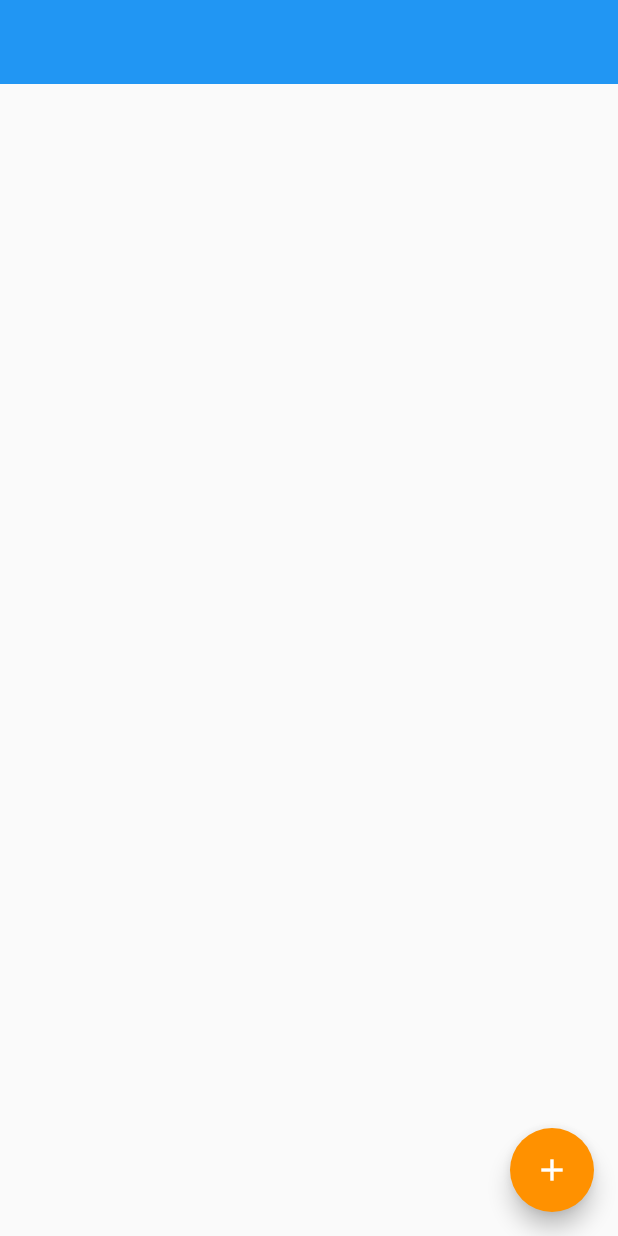
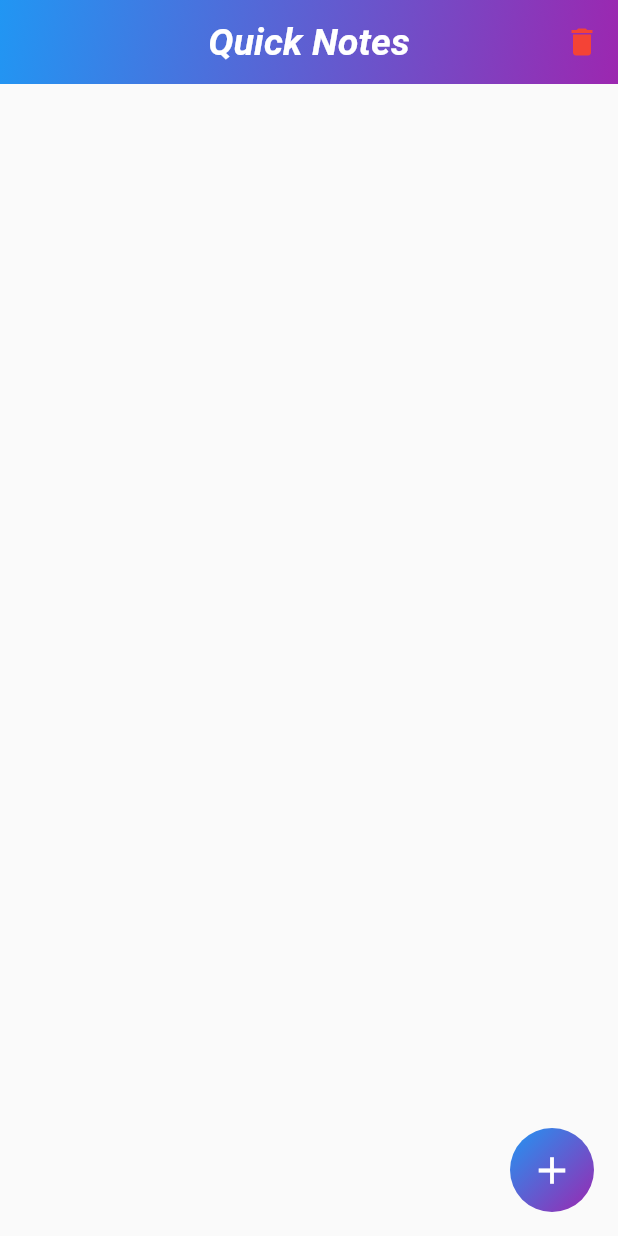
Before and after one commit to jeremiekunkela/QuickNotes, a Flutter app: the screen it shows after launch, on a phone screen of 412 x 824 dp. Run offline on Flutter 3.47's test engine with Material 2 defaults, Android fonts, the phone set to English and light mode, and no system bars.

Commit message:
Added style to the application and note deletion and navigation functionality when entering text

```diff
--- a/lib/home_page.dart
+++ b/lib/home_page.dart
@@ -2,7 +2,6 @@ import 'package:flutter/material.dart';
 import 'package:provider/provider.dart';
 import 'package:quick_notes/notes_model.dart';
 import 'add_note_screen.dart';
-import 'note.dart';
 import 'note_list.dart';
 
 class HomePage extends StatelessWidget {
@@ -14,17 +13,38 @@ class HomePage extends StatelessWidget {
 
     return Scaffold(
       appBar: AppBar(
+        backgroundColor: Colors.transparent,
+        elevation: 0,
+        title: const Text('Quick Notes',
+            style: TextStyle(
+                color: Colors.white,
+                fontSize: 25,
+                fontWeight: FontWeight.bold,
+                fontStyle: FontStyle.italic)),
         centerTitle: true,
-        elevation: 0,
-        titleTextStyle: const TextStyle(
-          color: Color.fromARGB(255, 255, 255, 255),
-          fontSize: 28,
-          fontWeight: FontWeight.bold,
+        flexibleSpace: Container(
+          decoration: const BoxDecoration(
+            gradient: LinearGradient(
+              colors: [Colors.blue, Colors.purple],
+              begin: Alignment.topLeft,
+              end: Alignment.bottomRight,
+            ),
+          ),
         ),
+        actions: [
+          IconButton(
+            icon: const Icon(
+              Icons.delete,
+              color: Colors.red,
+            ),
+            onPressed: () {
+              notesModel.deleteAllNotes();
+            },
+          ),
+        ],
       ),
       body: NoteList(notesModel.notes),
       floatingActionButton: FloatingActionButton(
-        backgroundColor: Color.fromARGB(255, 255, 145, 0),
         onPressed: () {
           Navigator.push(
             context,
@@ -33,7 +53,25 @@ class HomePage extends StatelessWidget {
             ),
           );
         },
-        child: const Icon(Icons.add),
+        backgroundColor: Colors.transparent,
+        elevation: 0,
+        child: Container(
+          width: 60,
+          height: 60,
+          decoration: const BoxDecoration(
+            shape: BoxShape.circle,
+            gradient: LinearGradient(
+              colors: [Colors.blue, Colors.purple],
+              begin: Alignment.topLeft,
+              end: Alignment.bottomRight,
+            ),
+          ),
+          child: const Icon(
+            Icons.add,
+            color: Colors.white,
+            size: 30,
+          ),
+        ),
       ),
     );
   }
--- a/lib/main.dart
+++ b/lib/main.dart
@@ -1,7 +1,7 @@
 import 'package:flutter/material.dart';
 import 'package:provider/provider.dart';
 import 'package:quick_notes/home_page.dart';
-import 'notes_model.dart';
+import 'package:quick_notes/notes_model.dart';
 
 void main() {
   runApp(
@@ -13,11 +13,12 @@ void main() {
 }
 
 class MyApp extends StatelessWidget {
-  const MyApp({super.key});
+  const MyApp({Key? key}) : super(key: key);
 
   @override
   Widget build(BuildContext context) {
     return const MaterialApp(
+      debugShowCheckedModeBanner: false,
       title: 'Quick Notes',
       home: HomePage(),
     );
--- a/lib/notes_model.dart
+++ b/lib/notes_model.dart
@@ -18,4 +18,14 @@ class NotesModel extends ChangeNotifier {
       notifyListeners();
     }
   }
+
+  void deleteNote(Note note) {
+    notes.remove(note);
+    notifyListeners();
+  }
+
+  void deleteAllNotes() {
+    notes.clear();
+    notifyListeners();
+  }
 }
--- a/pubspec.yaml
+++ b/pubspec.yaml
@@ -60,9 +60,6 @@ flutter:
   uses-material-design: true
 
   # To add assets to your application, add an assets section, like this:
-  # assets:
-  #   - images/a_dot_burr.jpeg
-  #   - images/a_dot_ham.jpeg
 
   # An image asset can refer to one or more resolution-specific "variants", see
   # https://flutter.dev/assets-and-images/#resolution-aware
```
Also changed, not shown: lib/add_note_screen.dart (+105 -21 lines), lib/note_list.dart (+66 -13 lines).
